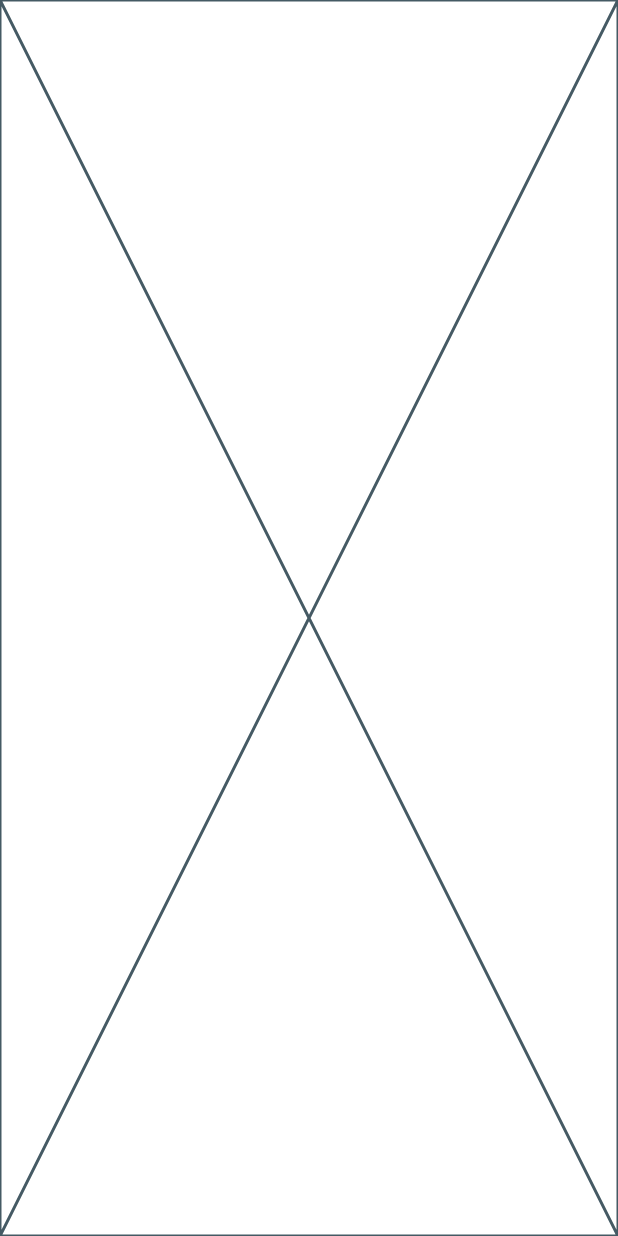
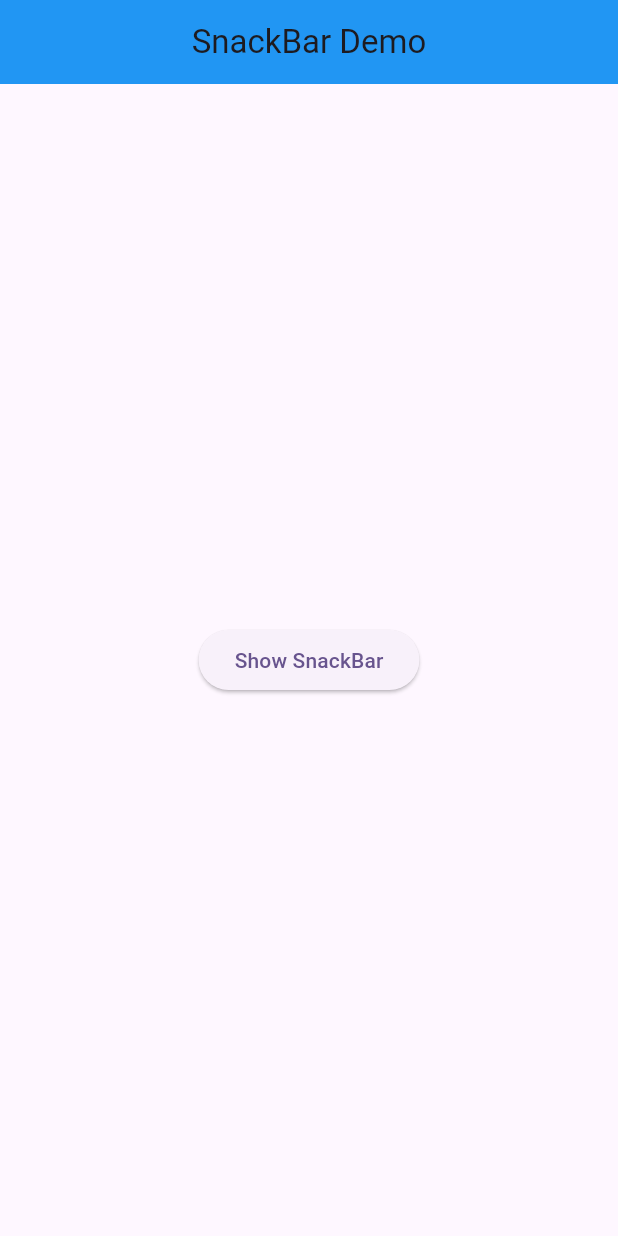
Before and after one commit to Tosin8/flutter_cookbook, a Flutter app: the screen it shows after launch, on a phone screen of 412 x 824 dp. Run offline on Flutter 3.47's test engine with Material 2 defaults, Android fonts, the phone set to English and light mode, and no system bars.

Commit message:
Update snack_bar.dart

```diff
--- a/lib/design/snack_bar.dart
+++ b/lib/design/snack_bar.dart
@@ -5,6 +5,25 @@ class Snack_Bar extends StatelessWidget {
 
   @override
   Widget build(BuildContext context) {
-    return const Placeholder();
+    return Scaffold(
+      appBar: AppBar(
+        title: const Text('SnackBar Demo'),
+        centerTitle: true,
+        backgroundColor: Colors.blue,
+      ),
+      body: Center(
+        child: ElevatedButton(
+            onPressed: () {
+              final snackBar = SnackBar(
+                  content: const Text('Yah!, A SnackBar!'),
+                  action: SnackBarAction(
+                    label: 'Undo',
+                    onPressed: () {},
+                  ));
+              ScaffoldMessenger.of(context).showSnackBar(snackBar);
+            },
+            child: const Text('Show SnackBar')),
+      ),
+    );
   }
 }
```
